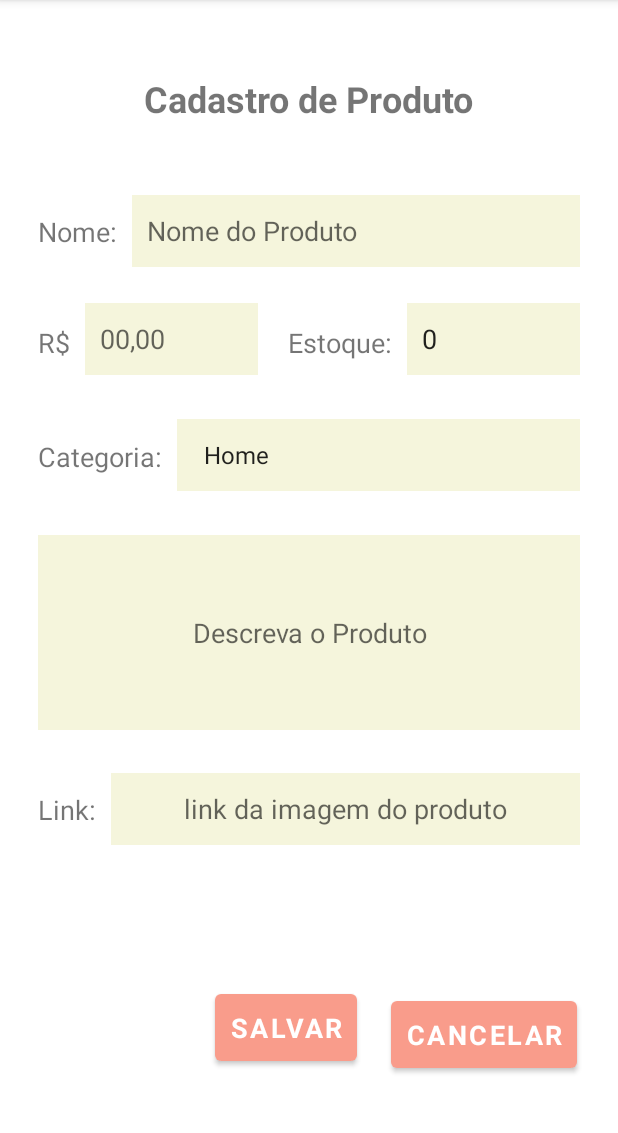
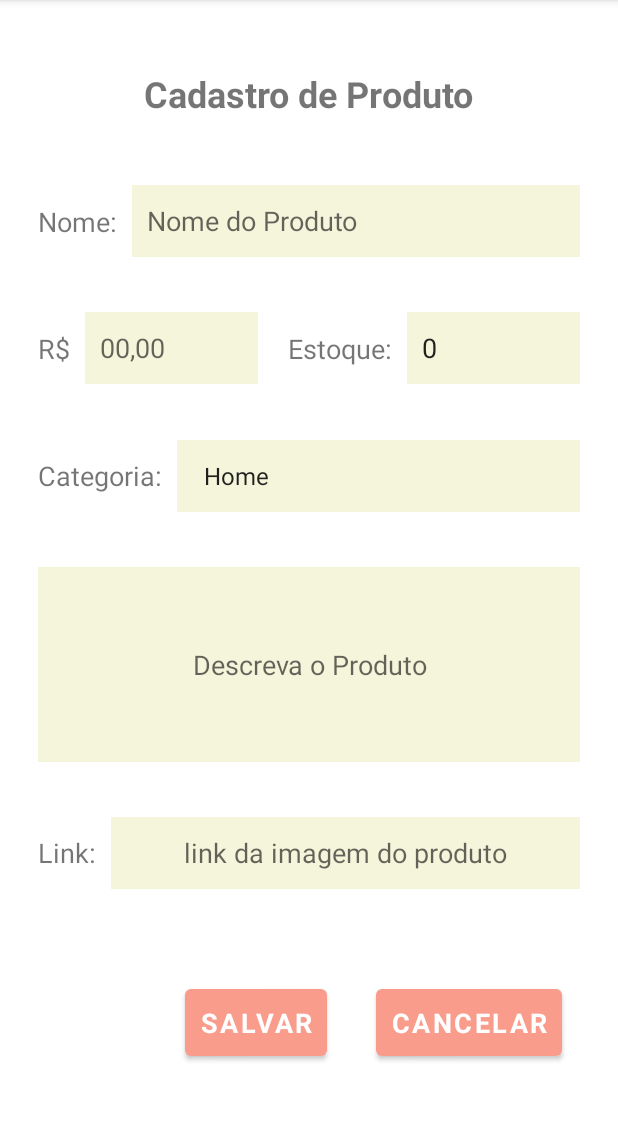
Before and after one commit to Kaiohnrq/Uana-AndroidStudio, an Android app: the screen it shows after launch (MainActivity), after a tap on an icon or button, on a phone screen of 412 x 824 dp, the part 84-1217 px from its top. Run offline under Robolectric (Android 15) with nearby library versions, the phone set to English and light mode, and no system bars; our stand-ins replace Dagger/Hilt's generated code; Roboto replaces fonts that are not available here.

Commit message:
conserto layout forms

```diff
--- a/app/src/main/AndroidManifest.xml
+++ b/app/src/main/AndroidManifest.xml
@@ -3,7 +3,10 @@
     xmlns:tools="http://schemas.android.com/tools"
     package="com.example.uana">
 
+    <uses-permission android:name="android.permission.INTERNET"/>
+
     <application
+        android:name = ".UanaApplication"
         android:allowBackup="true"
         android:dataExtractionRules="@xml/data_extraction_rules"
         android:fullBackupContent="@xml/backup_rules"
--- a/app/src/main/java/com/example/uana/MainActivity.kt
+++ b/app/src/main/java/com/example/uana/MainActivity.kt
@@ -4,7 +4,9 @@ import androidx.appcompat.app.AppCompatActivity
 import android.os.Bundle
 import androidx.lifecycle.ViewModelProvider
 import com.example.uana.databinding.ActivityMainBinding
+import dagger.hilt.android.AndroidEntryPoint
 
+@AndroidEntryPoint
 class MainActivity : AppCompatActivity() {
 
     private lateinit var binding: ActivityMainBinding
--- a/app/src/main/java/com/example/uana/MainViewModel.kt
+++ b/app/src/main/java/com/example/uana/MainViewModel.kt
@@ -1,9 +1,38 @@
 package com.example.uana
 
+import android.util.Log
+import androidx.lifecycle.LiveData
+import androidx.lifecycle.MutableLiveData
 import androidx.lifecycle.ViewModel
+import androidx.lifecycle.viewModelScope
+import com.example.uana.api.Repository
+import com.example.uana.model.Categoria
+import dagger.hilt.android.lifecycle.HiltViewModel
+import kotlinx.coroutines.launch
+import retrofit2.Response
+import javax.inject.Inject
+
+@HiltViewModel
+class MainViewModel @Inject constructor
+    (private val repository: Repository) : ViewModel() {
+
+    private val _myCategoriaResponse =
+        MutableLiveData<Response<List<Categoria>>>()
+
+    val myCategoriaResponse: LiveData<Response<List<Categoria>>> =
+        _myCategoriaResponse
 
 
-class MainViewModel : ViewModel() {
+    fun listCategoria() {
+        viewModelScope.launch {
+            try {
+                val response = repository.listCategoria()
+                _myCategoriaResponse.value = response
+            } catch (e: Exception) {
+                Log.d("Erro", e.message.toString())
+            }
+        }
+    }
 
 
 }
--- a/app/src/main/java/com/example/uana/ProdutoFragment.kt
+++ b/app/src/main/java/com/example/uana/ProdutoFragment.kt
@@ -5,6 +5,7 @@ import androidx.fragment.app.Fragment
 import android.view.LayoutInflater
 import android.view.View
 import android.view.ViewGroup
+import androidx.fragment.app.activityViewModels
 import androidx.navigation.fragment.findNavController
 import androidx.recyclerview.widget.LinearLayoutManager
 import com.example.uana.adapter.ProdutoAdapter
@@ -15,6 +16,7 @@ import com.example.uana.model.Produto
 class ProdutoFragment : Fragment() {
 
     private lateinit var binding: FragmentProdutoBinding
+    private val mainViewModel: MainViewModel by activityViewModels()
 
     override fun onCreateView(
         inflater: LayoutInflater, container: ViewGroup?,
@@ -23,46 +25,11 @@ class ProdutoFragment : Fragment() {
 
         binding = FragmentProdutoBinding.inflate(layoutInflater, container, false)
 
-        val listProduto = listOf<Produto>(
-            Produto(
-                "Sabonete",
-                "Cheiro floral",
-                12345,
-                "R$2.50",
-                "imagemlegal.com",
-                5,
-                "Higiene"
-
-            ),
-            Produto(
-                "Shampoo em barra",
-                "Shampoo de babosa em barra",
-                54321,
-                "R$10.0",
-                "imagemlegal2.com",
-                5,
-                "Higiene"
-
-            ),
-            Produto(
-                "Condicionador em barra",
-                "Condicionador de babosa em barra",
-                43125,
-                "R$10.0",
-                "imagemlegal3.com",
-                5,
-                "Higiene"
-
-            )
-
-        )
 
         val adapter = ProdutoAdapter()
         binding.recyclerProduto.layoutManager = LinearLayoutManager(context)
         binding.recyclerProduto.adapter = adapter
         binding.recyclerProduto.setHasFixedSize(true)
-
-        adapter.setList(listProduto)
 
         binding.floatingAdd.setOnClickListener {
             findNavController().navigate(R.id.action_produtoFragment_to_formFragment)
@@ -73,5 +40,4 @@ class ProdutoFragment : Fragment() {
     }
 
 
-
 }
--- /dev/null
+++ b/app/src/main/java/com/example/uana/UanaApplication.kt
@@ -0,0 +1,8 @@
+package com.example.uana
+
+import android.app.Application
+import dagger.hilt.android.HiltAndroidApp
+
+@HiltAndroidApp
+class UanaApplication: Application() {
+}
--- a/app/src/main/java/com/example/uana/adapter/ProdutoAdapter.kt
+++ b/app/src/main/java/com/example/uana/adapter/ProdutoAdapter.kt
@@ -30,7 +30,7 @@ class ProdutoAdapter : RecyclerView.Adapter<ProdutoAdapter.ProdutoViewHolder>(
         holder.binding.textPreco.text = produto.preco
         holder.binding.textImagemProduto.text = produto.imagemProduto
         holder.binding.textEstoque.text = produto.estoque.toString()
-        holder.binding.textCategoria.text = produto.categoria
+        holder.binding.textCategoria.text = produto.categoria.descricao
     }
 
     override fun getItemCount(): Int {
--- /dev/null
+++ b/app/src/main/java/com/example/uana/api/Repository.kt
@@ -0,0 +1,12 @@
+package com.example.uana.api
+
+import com.example.uana.model.Categoria
+import retrofit2.Response
+
+class Repository {
+
+    suspend fun listCategoria(): Response<List<Categoria>>{
+        return RetrofitInstance.api.listCategoria()
+    }
+
+}
--- /dev/null
+++ b/app/src/main/java/com/example/uana/di/ServiceModule.kt
@@ -0,0 +1,22 @@
+package com.example.uana.di
+
+import com.example.uana.api.Repository
+import dagger.Module
+import dagger.Provides
+import dagger.hilt.InstallIn
+import dagger.hilt.components.SingletonComponent
+import javax.inject.Singleton
+
+@Module
+@InstallIn(SingletonComponent::class)
+object ServiceModule {
+
+    @Singleton
+    @Provides
+    fun returnRespository(): Repository {
+
+        return Repository()
+
+    }
+
+}
--- a/app/src/main/java/com/example/uana/model/Produto.kt
+++ b/app/src/main/java/com/example/uana/model/Produto.kt
@@ -7,6 +7,6 @@ data class Produto(
     val preco: String,
     val imagemProduto: String,
     val estoque: Int,
-    val categoria: String
+    val categoria: Categoria
 ) {
 }
--- /dev/null
+++ b/app/src/main/java/com/example/uana/util/Constants.kt
@@ -0,0 +1,5 @@
+package com.example.uana.util
+
+object Constants {
+    const val BASE_URL = "https://projetouana.onrender.com/"
+}
--- a/app/src/main/res/layout/fragment_form.xml
+++ b/app/src/main/res/layout/fragment_form.xml
@@ -10,10 +10,10 @@
         android:id="@+id/buttonSalvar"
         android:layout_width="wrap_content"
         android:layout_height="wrap_content"
-        android:layout_marginStart="140dp"
-        android:layout_marginTop="88dp"
+        android:layout_marginStart="110dp"
+        android:layout_marginTop="48dp"
         android:layout_marginEnd="20dp"
-        android:layout_marginBottom="48dp"
+        android:layout_marginBottom="44dp"
         android:padding="10dp"
         android:text="@string/salvar"
         android:textSize="18sp"
@@ -22,25 +22,21 @@
         app:layout_constraintEnd_toStartOf="@+id/buttonCancelar"
         app:layout_constraintStart_toStartOf="parent"
         app:layout_constraintTop_toBottomOf="@+id/imagemProduto"
-        app:layout_constraintVertical_bias="0.909"
         tools:ignore="TextContrastCheck" />
 
     <Button
         android:id="@+id/buttonCancelar"
         android:layout_width="wrap_content"
         android:layout_height="wrap_content"
-        android:layout_marginTop="88dp"
         android:layout_marginEnd="24dp"
-        android:layout_marginBottom="48dp"
         android:padding="10dp"
         android:text="@string/cancelar"
         android:textSize="18sp"
         android:textStyle="bold"
-        app:layout_constraintBottom_toBottomOf="parent"
+        app:layout_constraintBottom_toBottomOf="@+id/buttonSalvar"
         app:layout_constraintEnd_toEndOf="parent"
         app:layout_constraintStart_toEndOf="@+id/buttonSalvar"
-        app:layout_constraintTop_toBottomOf="@+id/imagemProduto"
-        app:layout_constraintVertical_bias="0.909"
+        app:layout_constraintTop_toTopOf="@+id/buttonSalvar"
         tools:ignore="TextContrastCheck" />
 
     <EditText
@@ -58,6 +54,7 @@
         android:padding="10dp"
         android:text="0"
         android:textSize="18sp"
+        app:layout_constraintBottom_toTopOf="@+id/spinnerCategoria"
         app:layout_constraintEnd_toEndOf="parent"
         app:layout_constraintStart_toEndOf="@+id/textView3"
         app:layout_constraintTop_toBottomOf="@+id/nome"
@@ -69,6 +66,7 @@
         android:layout_height="wrap_content"
         android:layout_marginTop="24dp"
         android:layout_marginEnd="10dp"
+        android:layout_marginBottom="24dp"
         android:autofillHints=""
         android:background="@color/sand"
         android:ems="10"
@@ -77,6 +75,7 @@
         android:minHeight="48dp"
         android:padding="10dp"
         android:textSize="18sp"
+        app:layout_constraintBottom_toTopOf="@+id/spinnerCategoria"
         app:layout_constraintEnd_toStartOf="@+id/textView3"
         app:layout_constraintStart_toEndOf="@+id/textView2"
         app:layout_constraintTop_toBottomOf="@+id/nome"
@@ -86,9 +85,8 @@
         android:id="@+id/nome"
         android:layout_width="0dp"
         android:layout_height="wrap_content"
-        android:layout_marginTop="48dp"
+        android:layout_marginTop="32dp"
         android:layout_marginEnd="24dp"
-        android:layout_marginBottom="24dp"
         android:autofillHints=""
         android:background="@color/sand"
         android:ems="10"
@@ -107,16 +105,17 @@
         android:id="@+id/cadastroProdutos"
         android:layout_width="wrap_content"
         android:layout_height="wrap_content"
-        android:layout_marginTop="48dp"
+        android:layout_marginTop="32dp"
         android:text="@string/cadastro_de_produto"
         android:textSize="24sp"
         android:textStyle="bold"
+        app:layout_constraintBottom_toTopOf="@+id/nome"
         app:layout_constraintEnd_toEndOf="parent"
         app:layout_constraintStart_toStartOf="parent"
         app:layout_constraintTop_toTopOf="parent" />
 
     <Spinner
-        android:id="@+id/spinner"
+        android:id="@+id/spinnerCategoria"
         android:layout_width="0dp"
         android:layout_height="48dp"
         android:layout_marginStart="10dp"
@@ -150,7 +149,7 @@
         app:layout_constraintEnd_toEndOf="parent"
         app:layout_constraintHorizontal_bias="0.0"
         app:layout_constraintStart_toStartOf="parent"
-        app:layout_constraintTop_toBottomOf="@+id/spinner"
+        app:layout_constraintTop_toBottomOf="@+id/spinnerCategoria"
         tools:ignore="TextContrastCheck" />
 
     <EditText
@@ -182,10 +181,10 @@
         android:layout_marginEnd="10dp"
         android:text="@string/estoquetext"
         android:textSize="18sp"
-        app:layout_constraintBottom_toTopOf="@+id/spinner"
+        app:layout_constraintBottom_toBottomOf="@+id/estoque"
         app:layout_constraintEnd_toStartOf="@+id/estoque"
         app:layout_constraintStart_toEndOf="@+id/preco"
-        app:layout_constraintTop_toBottomOf="@+id/nome" />
+        app:layout_constraintTop_toTopOf="@+id/estoque" />
 
     <TextView
         android:id="@+id/textView2"
@@ -195,53 +194,47 @@
         android:layout_marginEnd="10dp"
         android:text="@string/valor"
         android:textSize="18sp"
-        app:layout_constraintBottom_toTopOf="@+id/spinner"
+        app:layout_constraintBottom_toBottomOf="@+id/preco"
         app:layout_constraintEnd_toStartOf="@+id/preco"
         app:layout_constraintStart_toStartOf="parent"
-        app:layout_constraintTop_toBottomOf="@+id/nome" />
+        app:layout_constraintTop_toTopOf="@+id/preco" />
 
     <TextView
         android:id="@+id/textView5"
         android:layout_width="wrap_content"
         android:layout_height="wrap_content"
         android:layout_marginStart="24dp"
-        android:layout_marginTop="48dp"
         android:layout_marginEnd="10dp"
-        android:layout_marginBottom="24dp"
         android:text="@string/nome"
         android:textSize="18sp"
-        app:layout_constraintBottom_toTopOf="@+id/preco"
+        app:layout_constraintBottom_toBottomOf="@+id/nome"
         app:layout_constraintEnd_toStartOf="@+id/nome"
         app:layout_constraintStart_toStartOf="parent"
-        app:layout_constraintTop_toBottomOf="@+id/cadastroProdutos" />
+        app:layout_constraintTop_toTopOf="@+id/nome" />
 
     <TextView
         android:id="@+id/textView7"
         android:layout_width="wrap_content"
         android:layout_height="wrap_content"
         android:layout_marginStart="24dp"
-        android:layout_marginTop="37dp"
-        android:layout_marginBottom="35dp"
         android:text="@string/categoria"
         android:textSize="18sp"
-        app:layout_constraintBottom_toTopOf="@+id/descricao"
-        app:layout_constraintEnd_toStartOf="@+id/spinner"
+        app:layout_constraintBottom_toBottomOf="@+id/spinnerCategoria"
+        app:layout_constraintEnd_toStartOf="@+id/spinnerCategoria"
         app:layout_constraintStart_toStartOf="parent"
-        app:layout_constraintTop_toBottomOf="@+id/preco" />
+        app:layout_constraintTop_toTopOf="@+id/spinnerCategoria" />
 
     <TextView
         android:id="@+id/textView12"
         android:layout_width="wrap_content"
         android:layout_height="wrap_content"
         android:layout_marginStart="24dp"
-        android:layout_marginTop="24dp"
         android:layout_marginEnd="10dp"
-        android:layout_marginBottom="88dp"
         android:text="Link:"
         android:textSize="18sp"
-        app:layout_constraintBottom_toTopOf="@+id/buttonSalvar"
+        app:layout_constraintBottom_toBottomOf="@+id/imagemProduto"
         app:layout_constraintEnd_toStartOf="@+id/imagemProduto"
         app:layout_constraintStart_toStartOf="parent"
-        app:layout_constraintTop_toBottomOf="@+id/descricao" />
+        app:layout_constraintTop_toTopOf="@+id/imagemProduto" />
 
 </androidx.constraintlayout.widget.ConstraintLayout>
--- a/build.gradle
+++ b/build.gradle
@@ -1,4 +1,10 @@
 // Top-level build file where you can add configuration options common to all sub-projects/modules.
+buildscript {
+    dependencies {
+        classpath 'com.google.dagger:hilt-android-gradle-plugin:2.44'
+    }
+}
+
 plugins {
     id 'com.android.application' version '7.2.1' apply false
     id 'com.android.library' version '7.2.1' apply false
```
Also changed, not shown: app/build.gradle (+15 -0 lines), app/src/main/java/com/example/uana/FormFragment.kt (+22 -1 lines), app/src/main/java/com/example/uana/api/ApiService.kt (added, +10 -0 lines), app/src/main/java/com/example/uana/api/RetrofitInstance.kt (added, +19 -0 lines), app/src/main/java/com/example/uana/model/Categoria.kt (added, +13 -0 lines).
